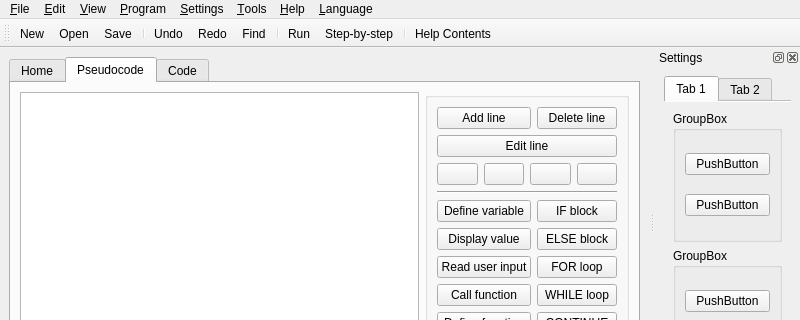
TuringApp/Turing, file src/forms/ui_mainwindow.ui: the form before one commit; both pictures show x 0 to 800 and y 0 to 320 of the 800 by 600 pixel window.
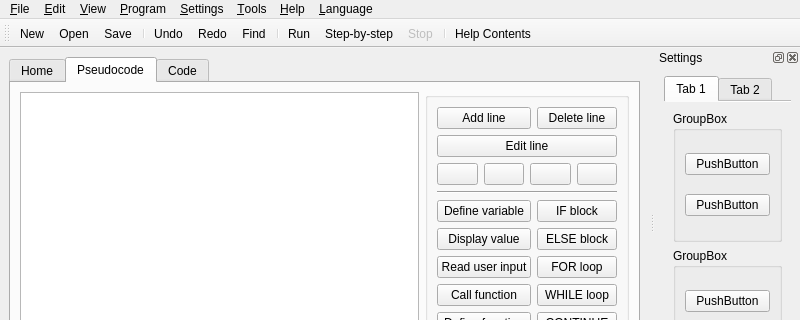
The form after the commit. Icons and pictures are not drawn.

Commit message: add stop button

The edit to the form file:
```diff
--- a/src/forms/ui_mainwindow.ui
+++ b/src/forms/ui_mainwindow.ui
@@ -412,6 +412,7 @@
    <addaction name="separator"/>
    <addaction name="actionRun"/>
    <addaction name="actionStep"/>
+   <addaction name="actionStop"/>
    <addaction name="separator"/>
    <addaction name="actionHelpContents"/>
   </widget>
@@ -1121,6 +1122,18 @@
     <string>default</string>
    </property>
   </action>
+  <action name="actionStop">
+   <property name="enabled">
+    <bool>false</bool>
+   </property>
+   <property name="icon">
+    <iconset resource="../turing.qrc">
+     <normaloff>:/action/media/stop.png</normaloff>:/action/media/stop.png</iconset>
+   </property>
+   <property name="text">
+    <string>Stop</string>
+   </property>
+  </action>
  </widget>
  <resources>
   <include location="../turing.qrc"/>
```
Left out of the diff: 129 changed lines with no effect on the pictures. The commit also changes 4 other files.
